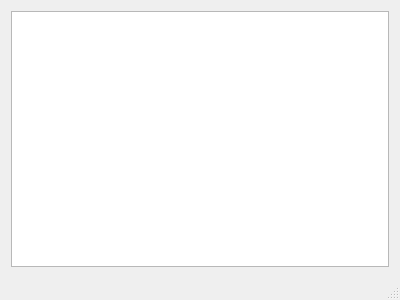
The window that mainwindow.ui (luizotaviogerhardt/ata_petv2) describes before a commit, drawn with Qt 5.
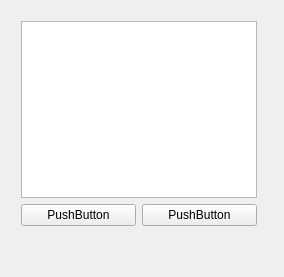
The same window after the commit.

What changed in the file:
```diff
--- a/mainwindow.ui
+++ b/mainwindow.ui
@@ -6,19 +6,47 @@
    <rect>
     <x>0</x>
     <y>0</y>
-    <width>400</width>
-    <height>300</height>
+    <width>284</width>
+    <height>277</height>
    </rect>
   </property>
   <property name="windowTitle">
    <string>Gerenciamento ATA PET</string>
   </property>
   <widget class="QWidget" name="centralWidget">
-   <layout class="QVBoxLayout" name="verticalLayout">
-    <item>
-     <widget class="QListWidget" name="listWidget"/>
-    </item>
-   </layout>
+   <widget class="QWidget" name="">
+    <property name="geometry">
+     <rect>
+      <x>10</x>
+      <y>10</y>
+      <width>258</width>
+      <height>227</height>
+     </rect>
+    </property>
+    <layout class="QVBoxLayout" name="verticalLayout_2">
+     <item>
+      <widget class="QListWidget" name="listWidget"/>
+     </item>
+     <item>
+      <layout class="QHBoxLayout" name="horizontalLayout_2">
+       <item>
+        <widget class="QPushButton" name="pushButton_2">
+         <property name="text">
+          <string>PushButton</string>
+         </property>
+        </widget>
+       </item>
+       <item>
+        <widget class="QPushButton" name="pushButton">
+         <property name="text">
+          <string>PushButton</string>
+         </property>
+        </widget>
+       </item>
+      </layout>
+     </item>
+    </layout>
+   </widget>
   </widget>
   <widget class="QMenuBar" name="menuBar">
    <property name="geometry">
@@ -30,7 +58,6 @@
     </rect>
    </property>
   </widget>
-  <widget class="QStatusBar" name="statusBar"/>
  </widget>
  <layoutdefault spacing="6" margin="11"/>
  <resources/>
```
Left out of the diff: 2 changed lines with no effect on the pictures.
